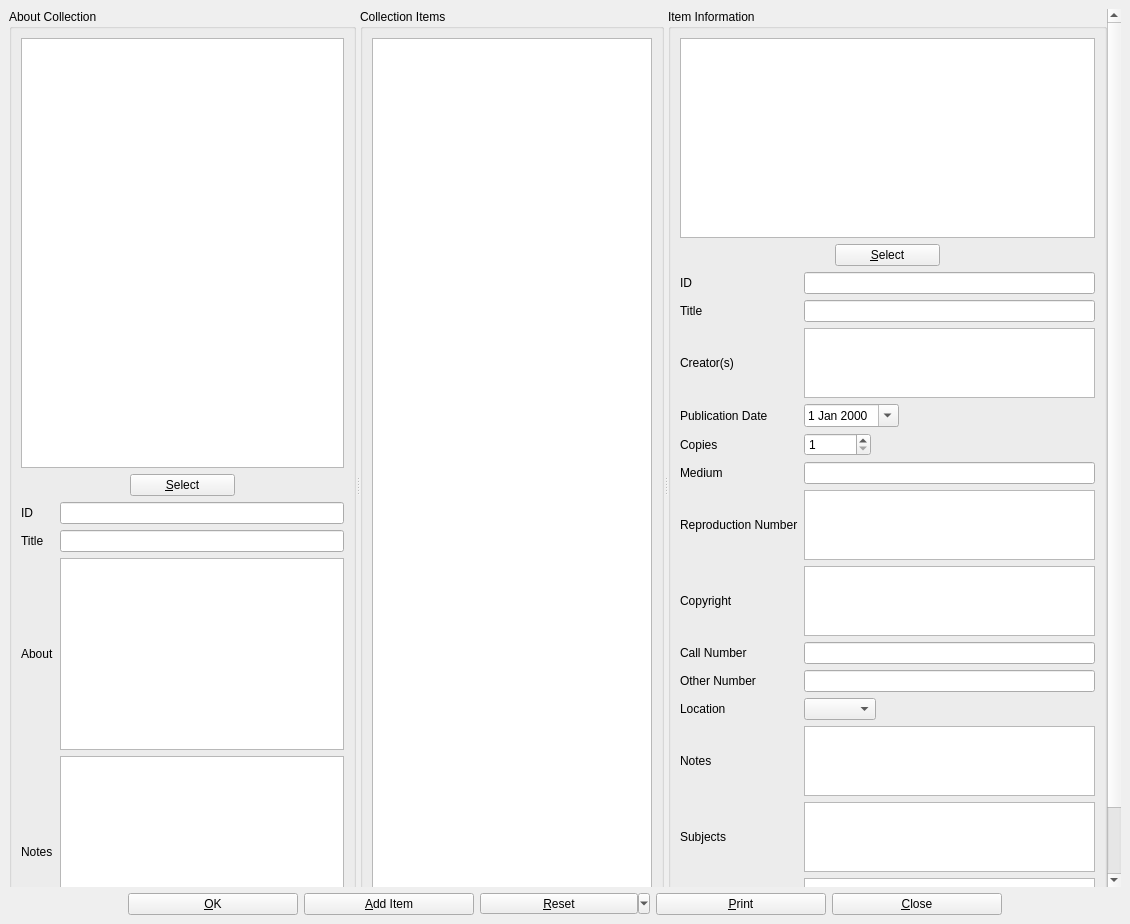
First picture: the form in photographinfo.ui, repository textbrowser/biblioteq, before the edit.
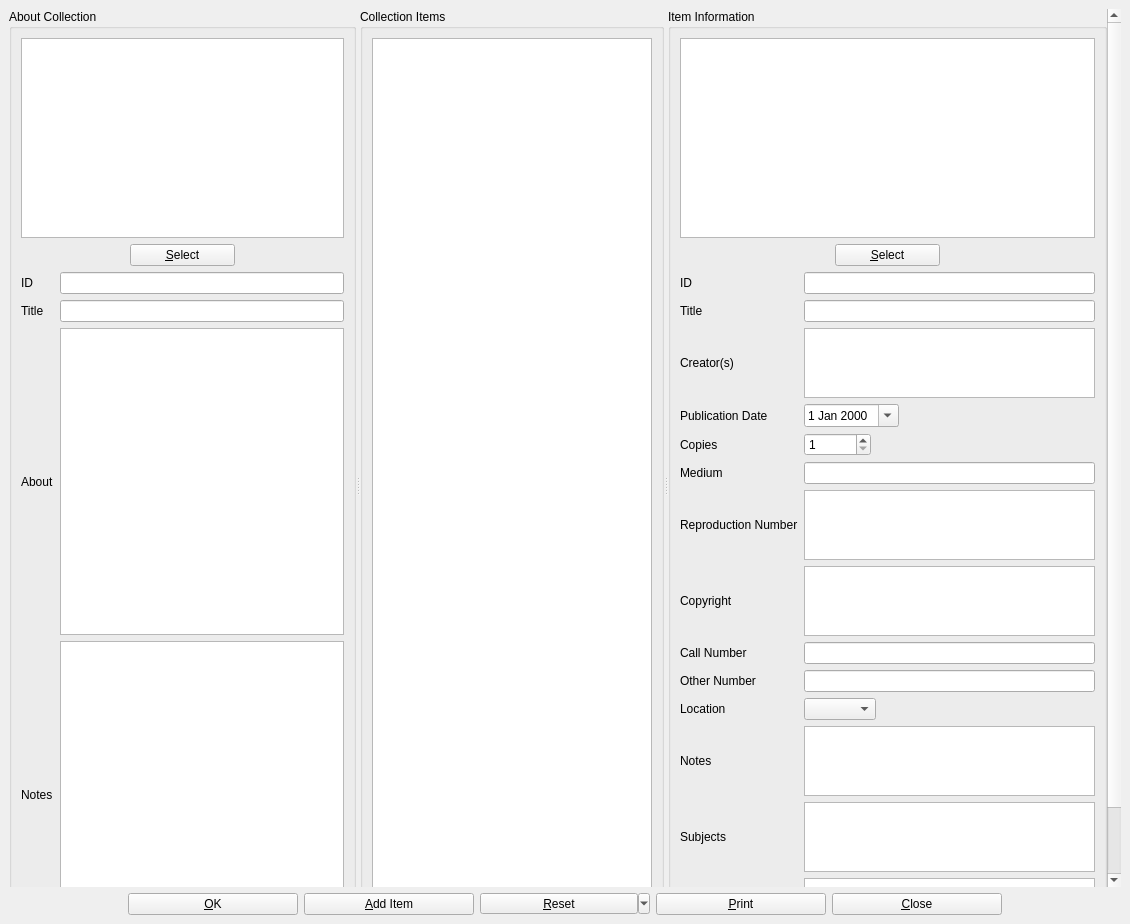
Second picture: the form after the edit. Icons and pictures are not drawn. Custom widgets are drawn as their Qt base class.

Commit message: The image panel was too large.

Diff of the .ui file:
```diff
--- a/photographinfo.ui
+++ b/photographinfo.ui
@@ -32,8 +32,8 @@
         <rect>
          <x>0</x>
          <y>0</y>
-         <width>1096</width>
-         <height>1121</height>
+         <width>1091</width>
+         <height>1092</height>
         </rect>
        </property>
        <layout class="QVBoxLayout" name="verticalLayout_2">
@@ -55,6 +55,12 @@
            <layout class="QVBoxLayout" name="verticalLayout">
             <item>
              <widget class="image_drop_site" name="thumbnail_collection">
+              <property name="sizePolicy">
+               <sizepolicy hsizetype="Expanding" vsizetype="Fixed">
+                <horstretch>0</horstretch>
+                <verstretch>0</verstretch>
+               </sizepolicy>
+              </property>
               <property name="minimumSize">
                <size>
                 <width>150</width>
```
